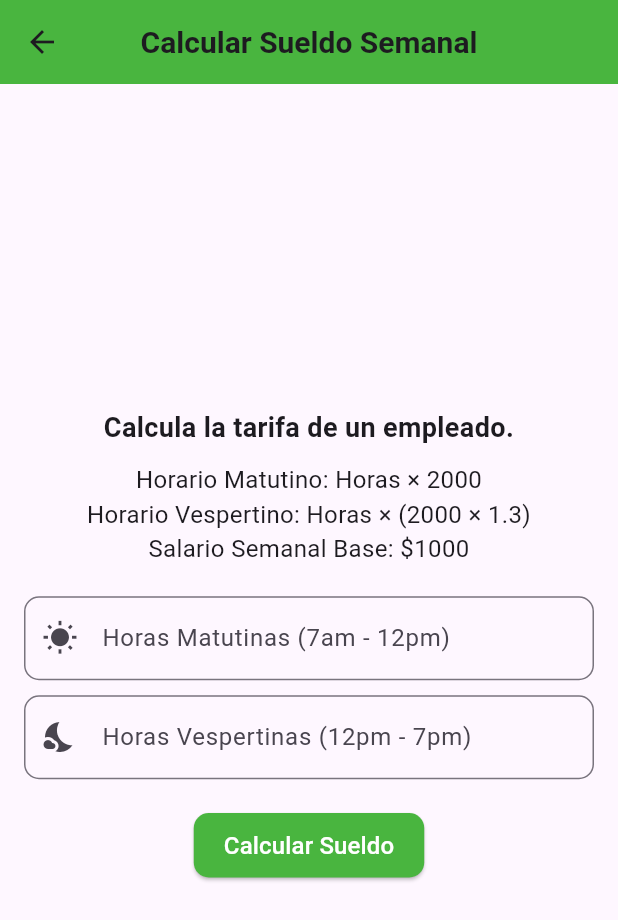
After one commit to LindsayBarrionuevo/Tarea-1.1_Activities, a Flutter app: the Ejercicio6 screen opened directly, on a phone screen of 412 x 824 dp. The commit adds this screen. Shown: the top 920 px of the screen. Run offline on Flutter 3.47's test engine with Material 3 defaults, Android fonts, the light colour scheme and no system bars.

Commit message:
Ejercicio 5 y 6

```diff
--- a/lib/Menu.dart
+++ b/lib/Menu.dart
@@ -1,6 +1,8 @@
+import 'package:deber_activities/ejercicio5.dart';
 import 'package:flutter/material.dart';
-import 'package:deber_activities/ejercicio1.dart';
+import 'package:deber_activities/Ejercicio1.dart';
 import 'package:deber_activities/ejercicio2.dart';
+import 'package:deber_activities/ejercicio6.dart';
 import 'models/activitymenu.dart';
 
 class Menu extends StatefulWidget {
@@ -12,6 +14,8 @@ class _MenuState extends State<Menu> {
   final Map<int, Widget> exerciseScreens = {
     1: Ejercicio1(),
     2: Ejercicio2(),
+    5: Ejercicio5(),
+    6: Ejercicio6(),
    // 3: Ejercicio3(),
     // Añade más ejercicios aquí
   };
--- /dev/null
+++ b/lib/ejercicio6.dart
@@ -0,0 +1,135 @@
+import 'package:flutter/material.dart';
+
+class Ejercicio6 extends StatefulWidget {
+  @override
+  State<StatefulWidget> createState() => _Ejercicio6State();
+}
+
+class _Ejercicio6State extends State<Ejercicio6> {
+  final TextEditingController _horasMatutinasController =
+      TextEditingController();
+  final TextEditingController _horasVespertinasController =
+      TextEditingController();
+
+  double? _salarioFinalHorasExtra;
+  double? _salarioFinal;
+  double salarioSemanal = 1000;
+
+  double calculateTarifa(int horasMatutinas, int horasVespertinas) {
+    return (horasMatutinas * 2000) + (horasVespertinas * (2000 * 1.3));
+  }
+
+  void _calcular() {
+    final horasMatutinas = int.tryParse(_horasMatutinasController.text);
+    final horasVespertinas = int.tryParse(_horasVespertinasController.text);
+    if (horasMatutinas != null && horasVespertinas != null) {
+      setState(() {
+        _salarioFinalHorasExtra =
+            calculateTarifa(horasMatutinas, horasVespertinas);
+        _salarioFinal = _salarioFinalHorasExtra! + salarioSemanal;
+      });
+    }
+  }
+
+  @override
+  Widget build(BuildContext context) {
+    return Scaffold(
+      appBar: AppBar(
+        title: const Text(
+          'Calcular Sueldo Semanal',
+          style: TextStyle(fontSize: 20, fontWeight: FontWeight.bold),
+        ),
+        backgroundColor: const Color.fromARGB(255, 73, 181, 63),
+        centerTitle: true,
+      ),
+      body: Padding(
+        padding: const EdgeInsets.all(16.0),
+        child: Column(
+          mainAxisAlignment: MainAxisAlignment.center,
+          children: [
+            const Text(
+              'Calcula la tarifa de un empleado.',
+              style: TextStyle(fontSize: 18, fontWeight: FontWeight.bold),
+              textAlign: TextAlign.center,
+            ),
+            const SizedBox(height: 10),
+            const Text(
+              'Horario Matutino: Horas × 2000\n'
+              'Horario Vespertino: Horas × (2000 × 1.3)\n'
+              'Salario Semanal Base: \$1000',
+              style: TextStyle(fontSize: 16),
+              textAlign: TextAlign.center,
+            ),
+            const SizedBox(height: 20),
+            TextField(
+              controller: _horasMatutinasController,
+              keyboardType: TextInputType.number,
+              decoration: InputDecoration(
+                labelText: 'Horas Matutinas (7am - 12pm)',
+                border: OutlineInputBorder(
+                  borderRadius: BorderRadius.circular(10.0),
+                ),
+                prefixIcon: const Icon(Icons.wb_sunny),
+              ),
+            ),
+            const SizedBox(height: 10),
+            TextField(
+              controller: _horasVespertinasController,
+              keyboardType: TextInputType.number,
+              decoration: InputDecoration(
+                labelText: 'Horas Vespertinas (12pm - 7pm)',
+                border: OutlineInputBorder(
+                  borderRadius: BorderRadius.circular(10.0),
+                ),
+                prefixIcon: const Icon(Icons.nights_stay),
+              ),
+            ),
+            const SizedBox(height: 20),
+            ElevatedButton(
+              onPressed: _calcular,
+              style: ElevatedButton.styleFrom(
+                backgroundColor: const Color.fromARGB(255, 73, 181, 63),
+                foregroundColor: Colors.white,
+                padding:
+                    const EdgeInsets.symmetric(vertical: 10, horizontal: 20),
+                shape: RoundedRectangleBorder(
+                  borderRadius: BorderRadius.circular(10.0),
+                ),
+              ),
+              child: const Text(
+                'Calcular Sueldo',
+                style: TextStyle(fontSize: 16),
+              ),
+            ),
+            const SizedBox(height: 20),
+            if (_salarioFinal != null)
+              Container(
+                padding: const EdgeInsets.all(16),
+                decoration: BoxDecoration(
+                  color: Colors.green[100],
+                  borderRadius: BorderRadius.circular(10),
+                  boxShadow: [
+                    BoxShadow(
+                      color: Colors.black26,
+                      blurRadius: 10.0,
+                      spreadRadius: 1.0,
+                      offset: Offset(5.0, 5.0),
+                    )
+                  ],
+                ),
+                child: Text(
+                  'La tarifa es: \$${_salarioFinal!.toStringAsFixed(2)}',
+                  style: const TextStyle(
+                    fontSize: 18,
+                    fontWeight: FontWeight.bold,
+                    color: Colors.green,
+                  ),
+                  textAlign: TextAlign.center,
+                ),
+              ),
+          ],
+        ),
+      ),
+    );
+  }
+}
```
Also changed, not shown: lib/ejercicio5.dart (added, +147 -0 lines).
